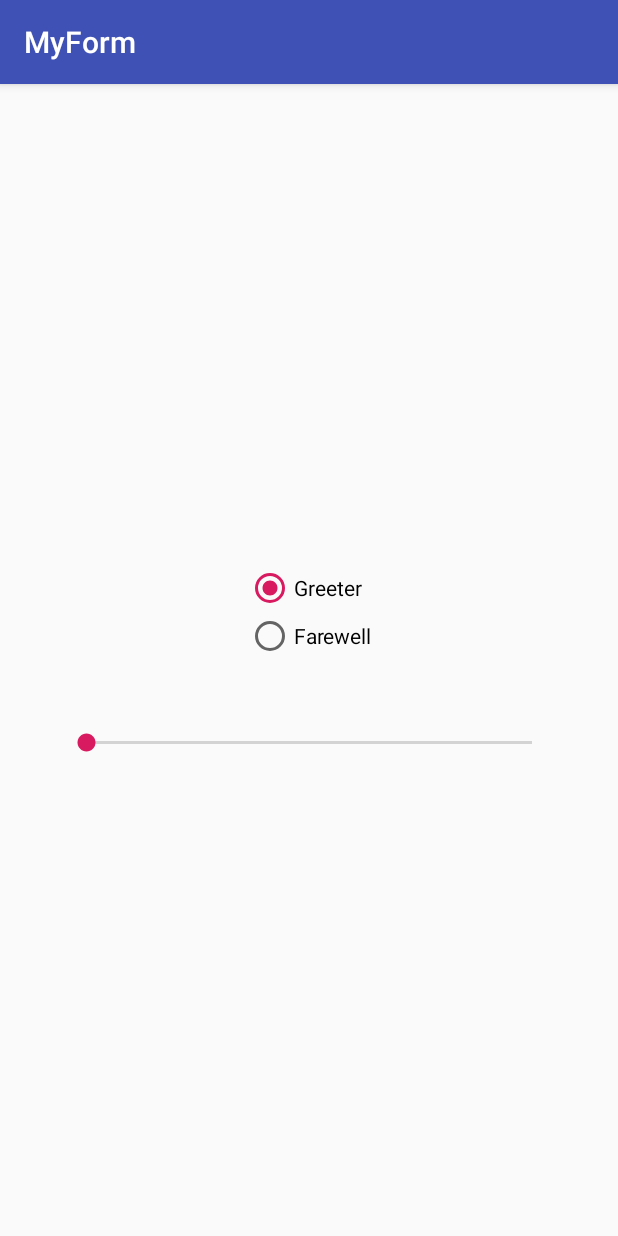
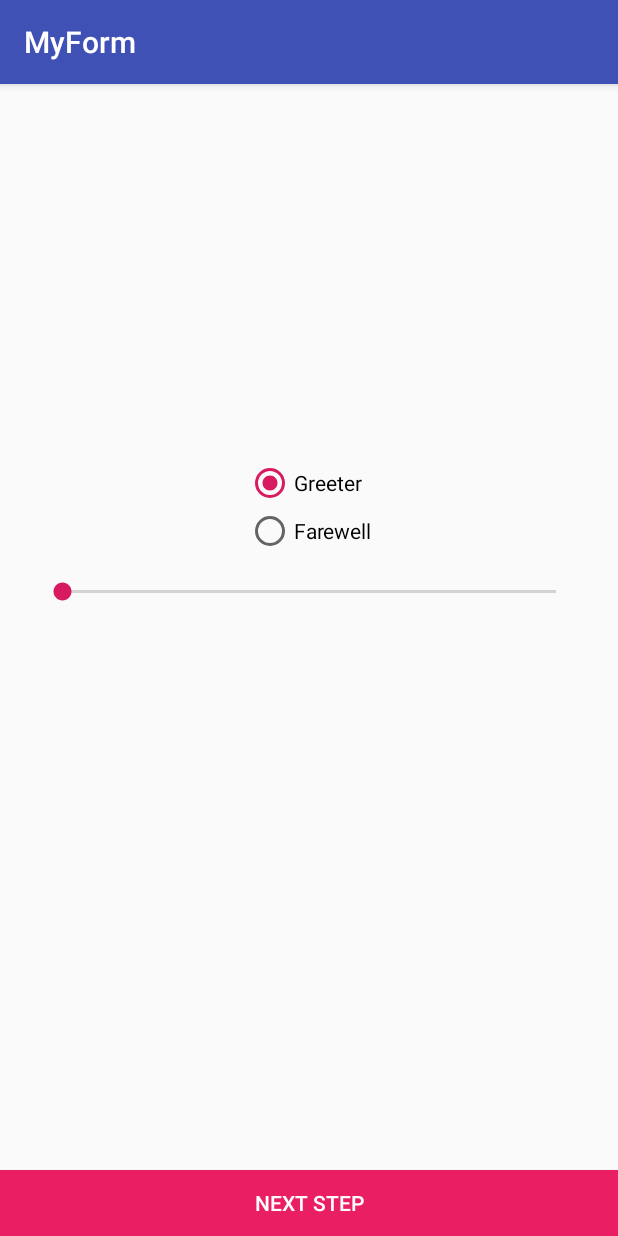
Before and after one commit to JuanJesuses/MyForm, an Android app: the Saludo screen opened directly, with no data from a screen before it, on a phone screen of 412 x 824 dp. Run offline under Robolectric (Android 15) with nearby library versions, the phone set to English and light mode, and no system bars.

Commit message:
Configuro los paddings del Layout central.

```diff
--- a/app/src/main/res/layout/activity_saludo.xml
+++ b/app/src/main/res/layout/activity_saludo.xml
@@ -4,15 +4,14 @@
     android:layout_width="match_parent"
     android:layout_height="match_parent"
     android:paddingTop="250dp"
-    android:paddingBottom="250dp"
-    android:paddingRight="16dp"
-    android:paddingLeft="16dp"
     tools:context=".Saludo">
 
     <LinearLayout
-        android:layout_width="match_parent"
-        android:layout_height="match_parent"
+        android:layout_width="fill_parent"
+        android:layout_height="wrap_content"
         android:gravity="center"
+        android:paddingRight="25dp"
+        android:paddingLeft="25dp"
         android:orientation="vertical">
 
         <RadioGroup
@@ -20,7 +19,7 @@
             android:layout_height="wrap_content"
             android:clipToPadding="false"
             android:visibility="visible"
-            tools:visibility="visible" >
+            tools:visibility="visible">
 
             <RadioButton
                 android:id="@+id/saludo"
@@ -34,23 +33,18 @@
                 android:layout_width="wrap_content"
                 android:layout_height="wrap_content"
                 android:text="Farewell" />
+
         </RadioGroup>
-
-        <LinearLayout
-            android:layout_width="match_parent"
-            android:layout_height="64dp"
-            android:gravity="bottom"
-            android:orientation="horizontal"
-            android:paddingLeft="25dp"
-            android:paddingRight="25dp">
 
         <SeekBar
             android:id="@+id/barraEdad"
-                android:layout_width="wrap_content"
+            android:layout_width="fill_parent"
             android:layout_height="wrap_content"
-                android:layout_weight="1"
+            android:layout_weight="2"
+            android:paddingTop="15dp"
             android:clickable="true"
             android:fadingEdge="horizontal" />
+
         <TextView
             android:id="@+id/textViewEdad"
             android:layout_width="wrap_content"
@@ -59,5 +53,16 @@
 
     </LinearLayout>
 
-    </LinearLayout>
+    <Button
+        android:id="@+id/botonSiguienteSaludo"
+        android:layout_width="match_parent"
+        android:layout_height="44dp"
+        android:textAlignment="center"
+        android:text="NEXT STEP"
+        android:textColor="#FFFFFF"
+        android:background="#E91E63"
+        android:layout_alignParentBottom="true"
+        android:layout_centerHorizontal="true" />
+
+
 </RelativeLayout>
```
Lines whose indentation alone changed are shown as unchanged.
